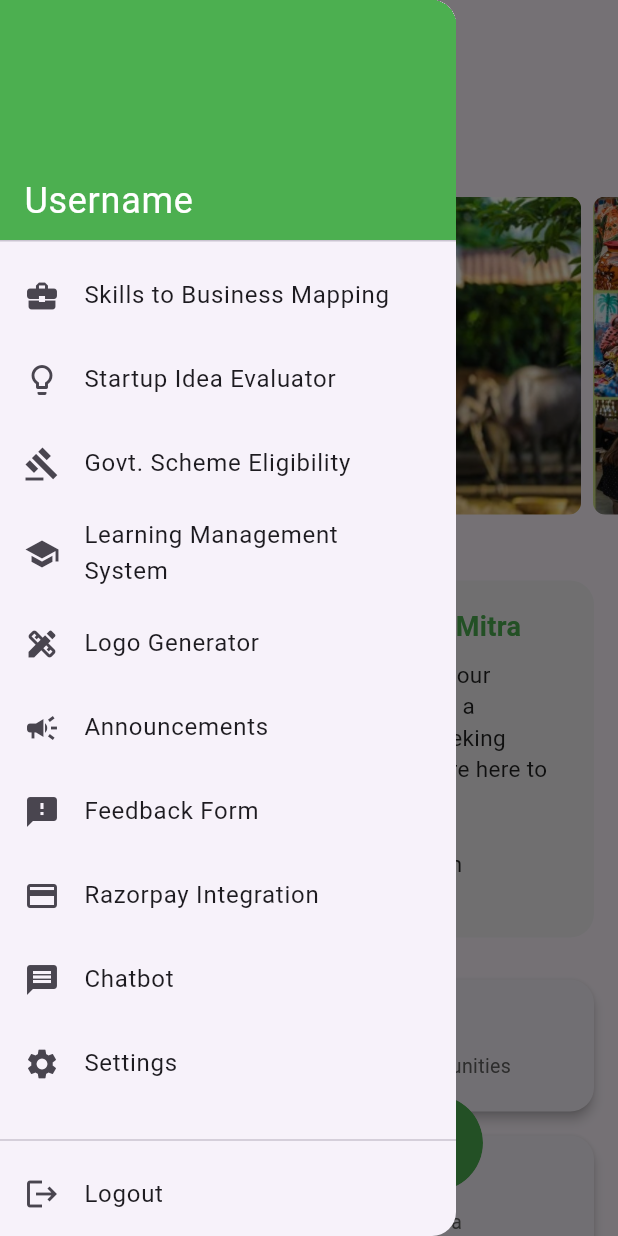
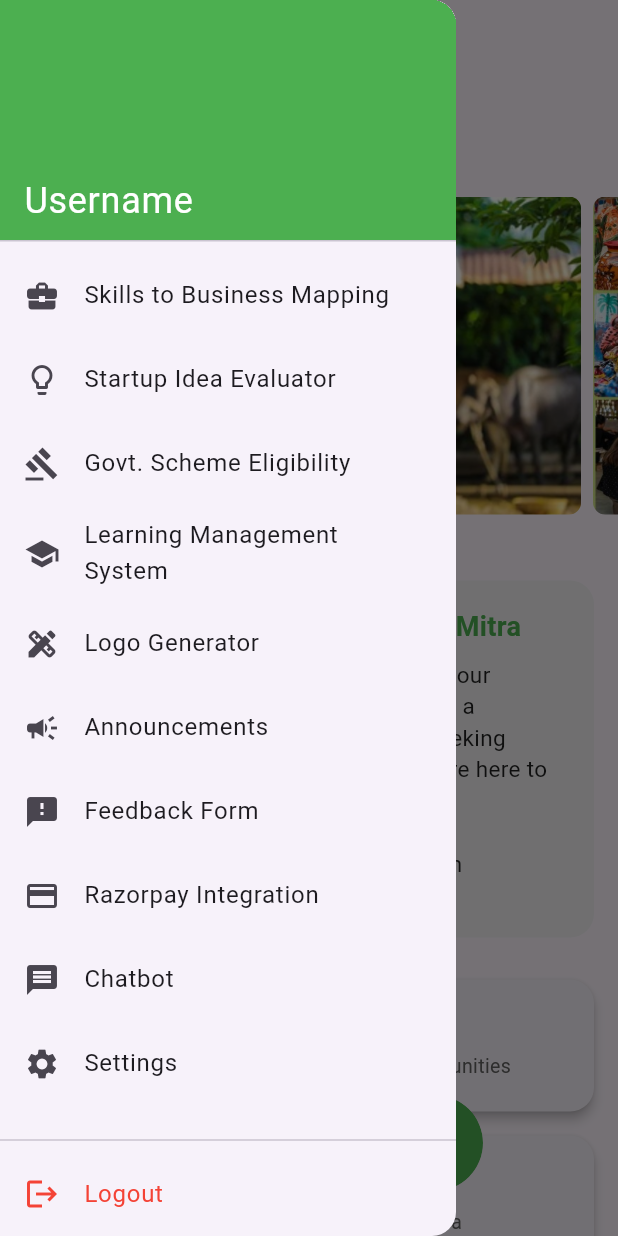
Before and after one commit to Eagleeye1811/udyog-mitra, a Flutter app: the screen it shows once a user with an empty profile is signed in, with the side drawer open, on a phone screen of 412 x 824 dp. Run offline on Flutter 3.47's test engine with Material 3 defaults, Android fonts, the phone set to English and light mode, and no system bars; our stand-ins replace firebase_auth, firebase_core, image_picker; accounts and stored records are empty.

Commit message:
logout logic implemented

```diff
--- a/app/lib/src/pages/home/explore_drawer.dart
+++ b/app/lib/src/pages/home/explore_drawer.dart
@@ -1,4 +1,5 @@
 import 'package:flutter/material.dart';
+import 'package:firebase_auth/firebase_auth.dart';
 
 class ExploreDrawer extends StatelessWidget {
   const ExploreDrawer({super.key});
@@ -92,17 +93,18 @@ class _DrawerItem extends StatelessWidget {
   @override
   Widget build(BuildContext context) {
     return ListTile(
-      leading: Icon(icon),
-      title: Text(title),
-      onTap: () {
+      leading: Icon(icon, color: title == 'Logout' ? Colors.red : null),
+      title: Text(
+        title,
+        style: title == 'Logout' ? const TextStyle(color: Colors.red) : null,
+      ),
+      onTap: () async {
         Navigator.pop(context); // Close the drawer
         if (route != null) {
           if (route == '/logout') {
-            // Clear user session if needed
-            ScaffoldMessenger.of(
-              context,
-            ).showSnackBar(SnackBar(content: Text("Logged out")));
-            Navigator.pushNamedAndRemoveUntil(context, '/login', (r) => false);
+            // Sign out from Firebase
+            await FirebaseAuth.instance.signOut();
+            // No need to navigate, Wrapper will handle auth state
           } else {
             Navigator.pushNamed(context, route!);
           }
```
